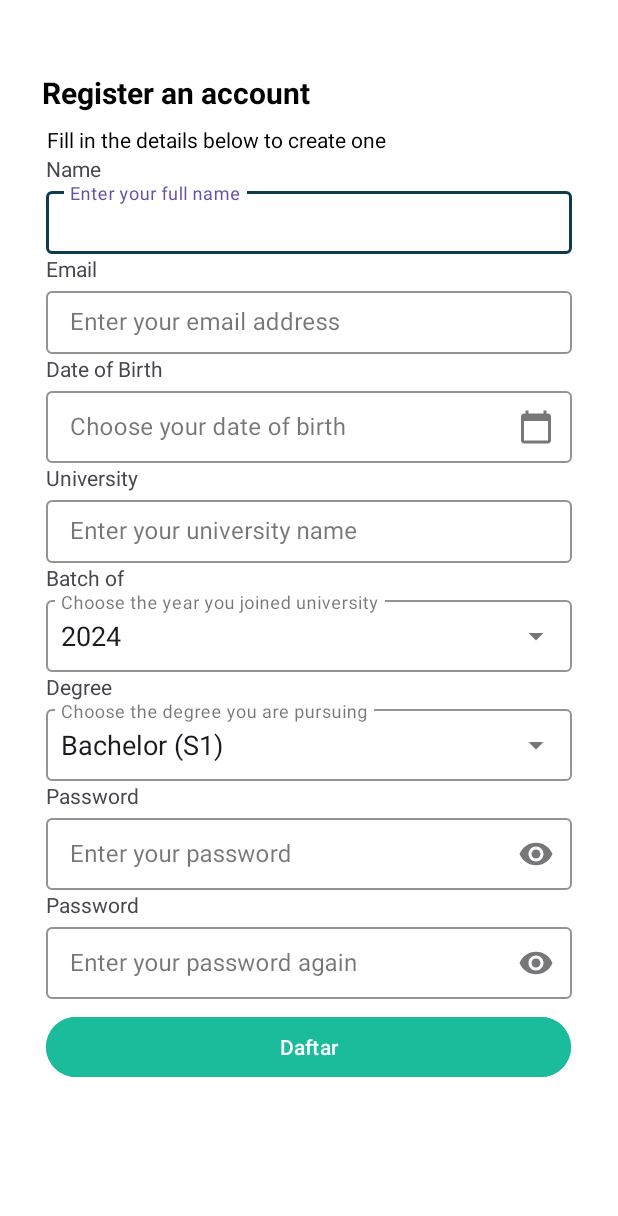
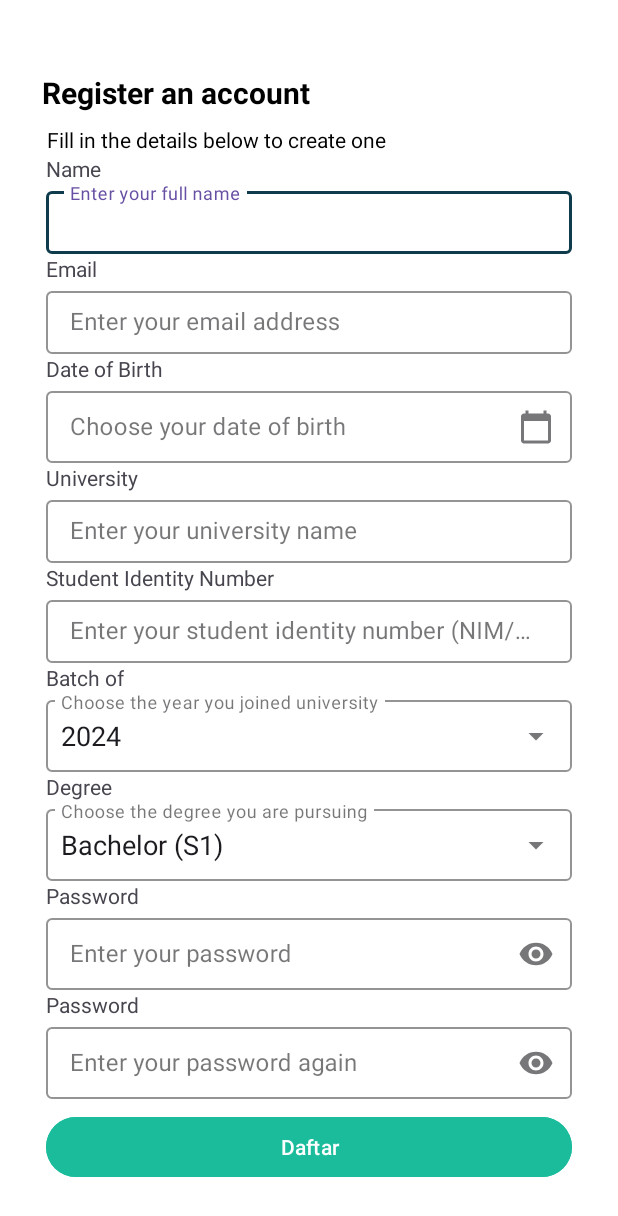
Before and after one commit to Mobile-SRLQS/Frontend-SRLQS, an Android app: the RegisterActivity screen opened directly, with no data from a screen before it, on a phone screen of 412 x 824 dp. Shown: the top 1216 px of the screen. Run offline under Robolectric (Android 15) with nearby library versions, the phone set to English and light mode, and no system bars.

Commit message:
register

```diff
--- a/app/src/main/res/layout/activity_register.xml
+++ b/app/src/main/res/layout/activity_register.xml
@@ -1,7 +1,11 @@
-<androidx.constraintlayout.widget.ConstraintLayout
+<ScrollView
     xmlns:android="http://schemas.android.com/apk/res/android"
     xmlns:app="http://schemas.android.com/apk/res-auto"
     xmlns:tools="http://schemas.android.com/tools"
+    android:layout_width="match_parent"
+    android:layout_height="match_parent"
+    android:fillViewport="true">
+<androidx.constraintlayout.widget.ConstraintLayout
     android:layout_width="match_parent"
     android:layout_height="match_parent"
     tools:context=".ui.authentication.register.RegisterActivity"
@@ -31,15 +35,15 @@
         app:layout_constraintEnd_toEndOf="parent"
         app:layout_constraintHorizontal_bias="0.169"
         app:layout_constraintStart_toStartOf="parent"
-        app:layout_constraintTop_toBottomOf="@+id/tv_register_title" />
+        app:layout_constraintTop_toBottomOf="@id/tv_register_title" />
 
     <TextView
         android:id="@+id/tv_name_label"
         android:layout_width="wrap_content"
         android:layout_height="wrap_content"
         android:text="@string/register_name_field"
-        app:layout_constraintTop_toBottomOf="@id/tv_register_subtitle"
-        app:layout_constraintStart_toStartOf="@id/input_name_layout" />
+        app:layout_constraintStart_toStartOf="@id/input_name_layout"
+        app:layout_constraintTop_toBottomOf="@id/tv_register_subtitle" />
 
     <com.google.android.material.textfield.TextInputLayout
         android:id="@+id/input_name_layout"
@@ -48,9 +52,9 @@
         style="@style/Widget.MaterialComponents.TextInputLayout.OutlinedBox"
         app:boxBackgroundMode="outline"
         app:boxStrokeColor="@color/dark_green"
-        app:layout_constraintTop_toBottomOf="@id/tv_name_label"
         app:layout_constraintStart_toStartOf="parent"
         app:layout_constraintEnd_toEndOf="parent"
+        app:layout_constraintTop_toBottomOf="@id/tv_name_label"
         app:layout_constraintWidth_percent="0.85">
 
         <com.google.android.material.textfield.TextInputEditText
@@ -59,7 +63,7 @@
             android:layout_height="wrap_content"
             android:padding="10dp"
             android:inputType="text"
-            android:hint="@string/register_name_hint"/>
+            android:hint="@string/register_name_hint" />
     </com.google.android.material.textfield.TextInputLayout>
 
     <TextView
@@ -67,8 +71,8 @@
         android:layout_width="wrap_content"
         android:layout_height="wrap_content"
         android:text="@string/email_label"
-        app:layout_constraintTop_toBottomOf="@id/input_name_layout"
-        app:layout_constraintStart_toStartOf="@id/input_email_layout" />
+        app:layout_constraintStart_toStartOf="@id/input_email_layout"
+        app:layout_constraintTop_toBottomOf="@id/input_name_layout" />
 
     <com.google.android.material.textfield.TextInputLayout
         android:id="@+id/input_email_layout"
@@ -77,9 +81,9 @@
         style="@style/Widget.MaterialComponents.TextInputLayout.OutlinedBox"
         app:boxBackgroundMode="outline"
         app:boxStrokeColor="@color/dark_green"
-        app:layout_constraintTop_toBottomOf="@id/tv_email_label"
         app:layout_constraintStart_toStartOf="parent"
         app:layout_constraintEnd_toEndOf="parent"
+        app:layout_constraintTop_toBottomOf="@id/tv_email_label"
         app:layout_constraintWidth_percent="0.85">
 
         <com.dl2lab.srolqs.ui.customview.EmailField
@@ -88,7 +92,7 @@
             android:layout_height="wrap_content"
             android:padding="10dp"
             android:inputType="text"
-            android:hint="@string/register_email_hint"/>
+            android:hint="@string/register_email_hint" />
     </com.google.android.material.textfield.TextInputLayout>
 
     <TextView
@@ -96,8 +100,8 @@
         android:layout_width="wrap_content"
         android:layout_height="wrap_content"
         android:text="@string/dob_label"
-        app:layout_constraintTop_toBottomOf="@id/input_email_layout"
-        app:layout_constraintStart_toStartOf="@id/input_dob_layout" />
+        app:layout_constraintStart_toStartOf="@id/input_dob_layout"
+        app:layout_constraintTop_toBottomOf="@id/input_email_layout" />
 
     <com.google.android.material.textfield.TextInputLayout
         android:id="@+id/input_dob_layout"
@@ -106,9 +110,9 @@
         style="@style/Widget.MaterialComponents.TextInputLayout.OutlinedBox"
         app:boxBackgroundMode="outline"
         app:boxStrokeColor="@color/dark_green"
-        app:layout_constraintTop_toBottomOf="@id/tv_dob_label"
         app:layout_constraintStart_toStartOf="parent"
         app:layout_constraintEnd_toEndOf="parent"
+        app:layout_constraintTop_toBottomOf="@id/tv_dob_label"
         app:layout_constraintWidth_percent="0.85"
         app:endIconMode="custom"
         app:endIconDrawable="@drawable/ic_calendar"
@@ -123,7 +127,7 @@
             android:hint="@string/register_dob_hint"
             android:focusable="false"
             android:clickable="true"
-        android:cursorVisible="false"/>
+            android:cursorVisible="false" />
     </com.google.android.material.textfield.TextInputLayout>
 
     <TextView
@@ -131,8 +135,8 @@
         android:layout_width="wrap_content"
         android:layout_height="wrap_content"
         android:text="@string/university_label"
-        app:layout_constraintTop_toBottomOf="@id/input_dob_layout"
-        app:layout_constraintStart_toStartOf="@id/input_university_layout" />
+        app:layout_constraintStart_toStartOf="@id/input_university_layout"
+        app:layout_constraintTop_toBottomOf="@id/input_dob_layout" />
 
     <com.google.android.material.textfield.TextInputLayout
         android:id="@+id/input_university_layout"
@@ -141,9 +145,9 @@
         style="@style/Widget.MaterialComponents.TextInputLayout.OutlinedBox"
         app:boxBackgroundMode="outline"
         app:boxStrokeColor="@color/dark_green"
-        app:layout_constraintTop_toBottomOf="@id/tv_university_label"
         app:layout_constraintStart_toStartOf="parent"
         app:layout_constraintEnd_toEndOf="parent"
+        app:layout_constraintTop_toBottomOf="@id/tv_university_label"
         app:layout_constraintWidth_percent="0.85">
 
         <com.google.android.material.textfield.TextInputEditText
@@ -152,7 +156,36 @@
             android:layout_height="wrap_content"
             android:padding="10dp"
             android:inputType="text"
-            android:hint="@string/register_university_hint"/>
+            android:hint="@string/register_university_hint" />
+    </com.google.android.material.textfield.TextInputLayout>
+
+    <TextView
+        android:id="@+id/tv_npm_label"
+        android:layout_width="wrap_content"
+        android:layout_height="wrap_content"
+        android:text="@string/register_npm_field"
+        app:layout_constraintStart_toStartOf="@id/input_npm_layout"
+        app:layout_constraintTop_toBottomOf="@id/input_university_layout" />
+
+    <com.google.android.material.textfield.TextInputLayout
+        android:id="@+id/input_npm_layout"
+        android:layout_width="0dp"
+        android:layout_height="wrap_content"
+        style="@style/Widget.MaterialComponents.TextInputLayout.OutlinedBox"
+        app:boxBackgroundMode="outline"
+        app:boxStrokeColor="@color/dark_green"
+        app:layout_constraintStart_toStartOf="parent"
+        app:layout_constraintEnd_toEndOf="parent"
+        app:layout_constraintTop_toBottomOf="@id/tv_npm_label"
+        app:layout_constraintWidth_percent="0.85">
+
+        <com.google.android.material.textfield.TextInputEditText
+            android:id="@+id/input_npm"
+            android:layout_width="match_parent"
+            android:layout_height="wrap_content"
+            android:padding="10dp"
+            android:inputType="text"
+            android:hint="@string/register_npm_hint" />
     </com.google.android.material.textfield.TextInputLayout>
 
     <TextView
@@ -160,8 +193,8 @@
         android:layout_width="wrap_content"
         android:layout_height="wrap_content"
         android:text="@string/batch_label"
-        app:layout_constraintTop_toBottomOf="@id/input_university_layout"
-        app:layout_constraintStart_toStartOf="@id/input_batch_layout" />
+        app:layout_constraintStart_toStartOf="@id/input_batch_layout"
+        app:layout_constraintTop_toBottomOf="@id/input_npm_layout" />
 
     <com.google.android.material.textfield.TextInputLayout
         android:id="@+id/input_batch_layout"
@@ -172,9 +205,9 @@
         app:boxStrokeColor="@color/dark_green"
         app:endIconMode="dropdown_menu"
         app:endIconContentDescription="@string/dropdown_icon_description"
-        app:layout_constraintTop_toBottomOf="@id/tv_batch_label"
         app:layout_constraintStart_toStartOf="parent"
         app:layout_constraintEnd_toEndOf="parent"
+        app:layout_constraintTop_toBottomOf="@id/tv_batch_label"
         app:layout_constraintWidth_percent="0.85">
 
         <AutoCompleteTextView
@@ -186,14 +219,13 @@
             android:inputType="none" />
     </com.google.android.material.textfield.TextInputLayout>
 
-
     <TextView
         android:id="@+id/tv_degree_label"
         android:layout_width="wrap_content"
         android:layout_height="wrap_content"
         android:text="@string/degree_label"
-        app:layout_constraintTop_toBottomOf="@id/input_batch_layout"
-        app:layout_constraintStart_toStartOf="@id/input_degree_layout" />
+        app:layout_constraintStart_toStartOf="@id/input_degree_layout"
+        app:layout_constraintTop_toBottomOf="@id/input_batch_layout" />
 
     <com.google.android.material.textfield.TextInputLayout
         android:id="@+id/input_degree_layout"
@@ -204,9 +236,9 @@
         app:boxStrokeColor="@color/dark_green"
         app:endIconMode="dropdown_menu"
         app:endIconContentDescription="@string/dropdown_icon_description"
-        app:layout_constraintTop_toBottomOf="@id/tv_degree_label"
         app:layout_constraintStart_toStartOf="parent"
         app:layout_constraintEnd_toEndOf="parent"
+        app:layout_constraintTop_toBottomOf="@id/tv_degree_label"
         app:layout_constraintWidth_percent="0.85">
 
         <AutoCompleteTextView
@@ -223,8 +255,8 @@
         android:layout_width="wrap_content"
         android:layout_height="wrap_content"
         android:text="@string/password_label"
-        app:layout_constraintTop_toBottomOf="@id/input_degree_layout"
-        app:layout_constraintStart_toStartOf="@id/input_password_layout" />
+        app:layout_constraintStart_toStartOf="@id/input_password_layout"
+        app:layout_constraintTop_toBottomOf="@id/input_degree_layout" />
 
     <com.google.android.material.textfield.TextInputLayout
         android:id="@+id/input_password_layout"
@@ -234,9 +266,9 @@
         app:boxBackgroundMode="outline"
         app:boxStrokeColor="@color/dark_green"
         app:endIconMode="password_toggle"
-        app:layout_constraintTop_toBottomOf="@id/tv_password_label"
         app:layout_constraintStart_toStartOf="parent"
         app:layout_constraintEnd_toEndOf="parent"
+        app:layout_constraintTop_toBottomOf="@id/tv_password_label"
         app:layout_constraintWidth_percent="0.85">
 
         <com.dl2lab.srolqs.ui.customview.PasswordField
@@ -245,7 +277,7 @@
             android:layout_height="wrap_content"
             android:padding="10dp"
             android:inputType="textPassword"
-            android:hint="@string/register_password_hint"/>
+            android:hint="@string/register_password_hint" />
     </com.google.android.material.textfield.TextInputLayout>
 
     <TextView
@@ -253,8 +285,8 @@
         android:layout_width="wrap_content"
         android:layout_height="wrap_content"
         android:text="@string/password_label"
-        app:layout_constraintTop_toBottomOf="@id/input_password_layout"
-        app:layout_constraintStart_toStartOf="@id/input_password_confirm_layout" />
+        app:layout_constraintStart_toStartOf="@id/input_password_confirm_layout"
+        app:layout_constraintTop_toBottomOf="@id/input_password_layout" />
 
     <com.google.android.material.textfield.TextInputLayout
         android:id="@+id/input_password_confirm_layout"
@@ -264,9 +296,9 @@
         app:boxBackgroundMode="outline"
         app:boxStrokeColor="@color/dark_green"
         app:endIconMode="password_toggle"
-        app:layout_constraintTop_toBottomOf="@id/tv_password_confirm_label"
         app:layout_constraintStart_toStartOf="parent"
         app:layout_constraintEnd_toEndOf="parent"
+        app:layout_constraintTop_toBottomOf="@id/tv_password_confirm_label"
         app:layout_constraintWidth_percent="0.85">
 
         <com.google.android.material.textfield.TextInputEditText
@@ -275,7 +307,7 @@
             android:layout_height="wrap_content"
             android:padding="10dp"
             android:inputType="textPassword"
-            android:hint="@string/register_password_confirm_hint"/>
+            android:hint="@string/register_password_confirm_hint" />
     </com.google.android.material.textfield.TextInputLayout>
 
     <Button
@@ -286,10 +318,10 @@
         android:text="@string/register_button_text"
         android:textColor="@android:color/white"
         android:backgroundTint="@color/light_green"
+        app:layout_constraintStart_toStartOf="parent"
         app:layout_constraintEnd_toEndOf="parent"
-        app:layout_constraintHorizontal_bias="0.491"
-        app:layout_constraintStart_toStartOf="parent"
-        app:layout_constraintTop_toBottomOf="@+id/input_password_confirm_layout"
+        app:layout_constraintTop_toBottomOf="@id/input_password_confirm_layout"
         app:layout_constraintWidth_percent="0.85" />
 
 </androidx.constraintlayout.widget.ConstraintLayout>
+</ScrollView>
--- a/app/src/main/res/values/strings.xml
+++ b/app/src/main/res/values/strings.xml
@@ -33,6 +33,8 @@
     <string name="password_label">Password</string>
     <string name="register_password_hint">Enter your password</string>
     <string name="register_password_confirm_hint">Enter your password again</string>
+    <string name="register_npm_hint">Enter your student identity number (NIM/NPM)</string>
+    <string name="register_npm_field">Student Identity Number</string>
 
     // Register Activity
 </resources>
```
Lines whose indentation alone changed are shown as unchanged.
